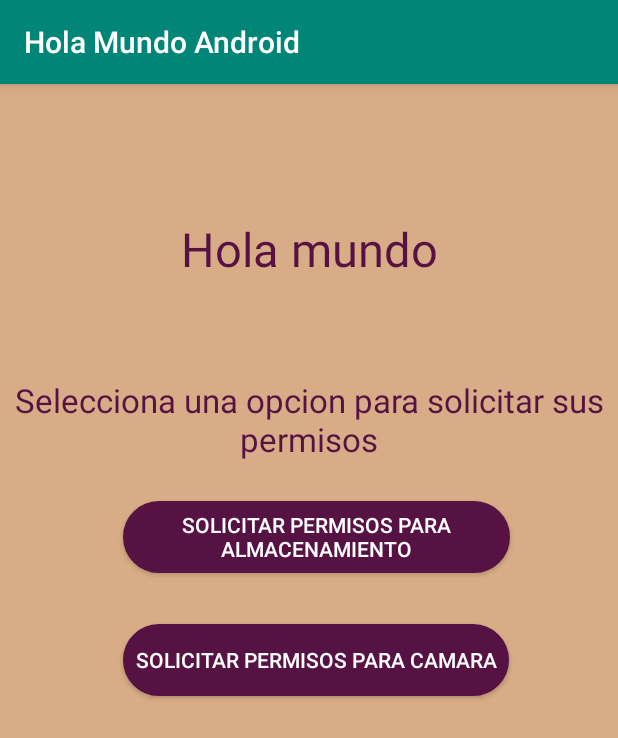
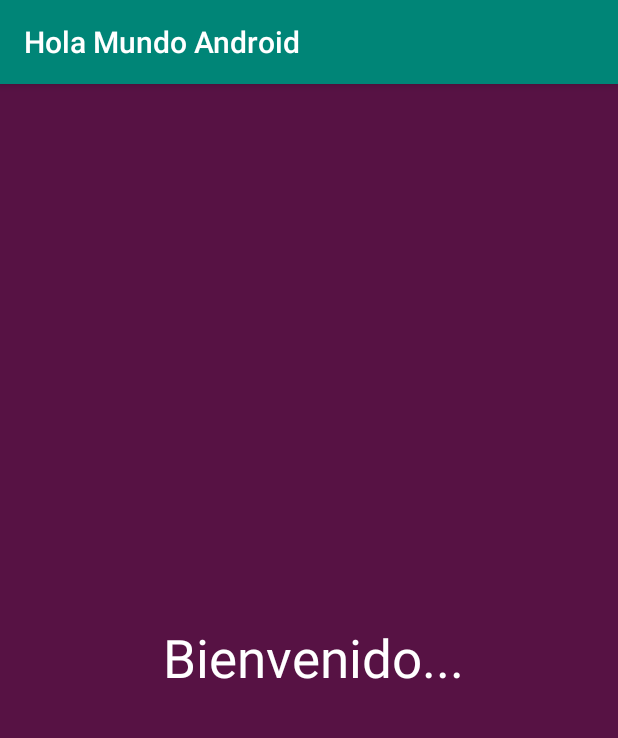
Before and after one commit to tavo110699/Hello, an Android app: the first screen one second after launch (MainActivity before the commit, WelcomeActivity after it), on a phone screen of 412 x 824 dp. Shown: the top 738 px of the screen. Run offline under Robolectric (Android 15) with nearby library versions, the phone set to English and light mode, and no system bars.

Commit message:
add life Cycles

```diff
--- a/app/build.gradle
+++ b/app/build.gradle
@@ -23,6 +23,7 @@ dependencies {
     implementation fileTree(dir: 'libs', include: ['*.jar'])
     implementation 'androidx.appcompat:appcompat:1.0.2'
     implementation 'androidx.constraintlayout:constraintlayout:1.1.3'
+    implementation 'com.google.android.material:material:1.1.0'
     testImplementation 'junit:junit:4.12'
     androidTestImplementation 'androidx.test:runner:1.1.1'
     androidTestImplementation 'androidx.test.espresso:espresso-core:3.1.1'
--- /dev/null
+++ b/app/src/main/java/apps/allcolorlife/holamundoandroid/WelcomeActivity.java
@@ -0,0 +1,39 @@
+package apps.allcolorlife.holamundoandroid;
+
+import androidx.appcompat.app.AppCompatActivity;
+
+import android.content.Intent;
+import android.os.Bundle;
+import android.os.Handler;
+import android.widget.Toast;
+
+public class WelcomeActivity extends AppCompatActivity {
+
+    private Handler wait = new Handler();
+    @Override
+    protected void onCreate(Bundle savedInstanceState) {
+        super.onCreate(savedInstanceState);
+        setContentView(R.layout.activity_welcome);
+
+       wait.postDelayed(new Runnable() {
+           @Override
+           public void run() {
+            try {
+                Intent intent = new Intent(getApplicationContext(),MainActivity.class);
+                startActivity(intent);
+            }catch (Exception E){
+                E.printStackTrace();
+            }
+           }
+       },3000);
+
+    }
+
+    protected void onPause(){
+    super.onPause();
+        Toast.makeText(this, "Sucedio el evento onPause()", Toast.LENGTH_SHORT).show();
+    finish();
+    }
+
+
+}
--- /dev/null
+++ b/app/src/main/res/layout/activity_welcome.xml
@@ -0,0 +1,22 @@
+<?xml version="1.0" encoding="utf-8"?>
+<AbsoluteLayout xmlns:android="http://schemas.android.com/apk/res/android"
+    xmlns:app="http://schemas.android.com/apk/res-auto"
+    xmlns:tools="http://schemas.android.com/tools"
+    android:layout_width="match_parent"
+    android:layout_height="match_parent"
+    android:background="#571244"
+    tools:context=".WelcomeActivity">
+
+    <TextView
+        android:id="@+id/txtWelcome"
+        android:layout_width="wrap_content"
+        android:layout_height="wrap_content"
+        android:layout_x="109dp"
+        android:layout_y="359dp"
+        android:text="Bienvenido..."
+        android:textAlignment="center"
+        android:textColor="#fff"
+        android:textSize="16pt"
+        tools:layout_editor_absoluteX="229dp"
+        tools:layout_editor_absoluteY="187dp" />
+</AbsoluteLayout>
--- /dev/null
+++ b/app/src/main/res/values/dimens.xml
@@ -0,0 +1,3 @@
+<resources>
+    <dimen name="fab_margin">16dp</dimen>
+</resources>
--- a/app/src/main/res/values/strings.xml
+++ b/app/src/main/res/values/strings.xml
@@ -4,5 +4,6 @@
     <string name="info">Selecciona una opcion para solicitar sus permisos</string>
     <string name="txtButtonCamera">solicitar permisos para camara </string>
     <string name="txtButtonStorage">solicitar permisos para almacenamiento </string>
+    <string name="title_activity_welcome">WelcomeActivity</string>
 
 </resources>
```
Also changed, not shown: app/src/main/AndroidManifest.xml (+6 -5 lines), app/src/main/java/apps/allcolorlife/holamundoandroid/MainActivity.java (+40 -0 lines), app/src/main/res/values/styles.xml (+9 -0 lines).
